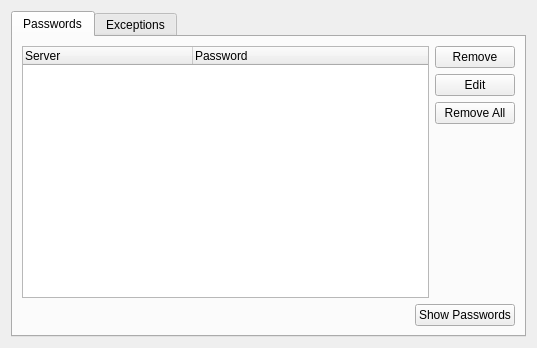
First picture: the form in src/preferences/autofillmanager.ui, repository QupZilla/qupzilla, before the edit.
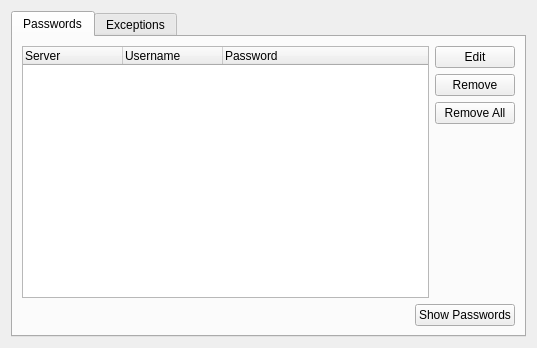
Second picture: the form after the edit.

Commit message:
Password manager now detects also username  - username is detected as first input type="text" in form  - it should work on almost every page
This is last requirements to implement saving multiple users on
one page.

```diff
--- a/src/preferences/autofillmanager.ui
+++ b/src/preferences/autofillmanager.ui
@@ -29,14 +29,22 @@
       <layout class="QGridLayout" name="gridLayout">
        <item row="0" column="0">
         <widget class="QTreeWidget" name="treePass">
+         <property name="indentation">
+          <number>0</number>
+         </property>
          <attribute name="headerMinimumSectionSize">
-          <number>170</number>
+          <number>100</number>
          </attribute>
          <column>
           <property name="text">
            <string>Server</string>
           </property>
          </column>
+         <column>
+          <property name="text">
+           <string>Username</string>
+          </property>
+         </column>
          <column>
           <property name="text">
            <string>Password</string>
@@ -47,16 +55,16 @@
        <item row="0" column="1">
         <layout class="QVBoxLayout" name="verticalLayout">
          <item>
-          <widget class="QPushButton" name="removePass">
+          <widget class="QPushButton" name="editPass">
            <property name="text">
-            <string>Remove</string>
+            <string>Edit</string>
            </property>
           </widget>
          </item>
          <item>
-          <widget class="QPushButton" name="editPass">
+          <widget class="QPushButton" name="removePass">
            <property name="text">
-            <string>Edit</string>
+            <string>Remove</string>
            </property>
           </widget>
          </item>
```
The commit also changes 14 other files.
